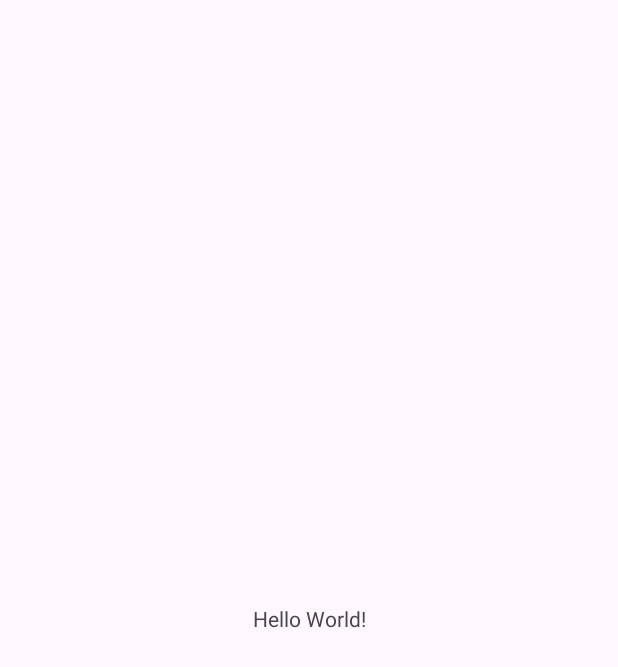
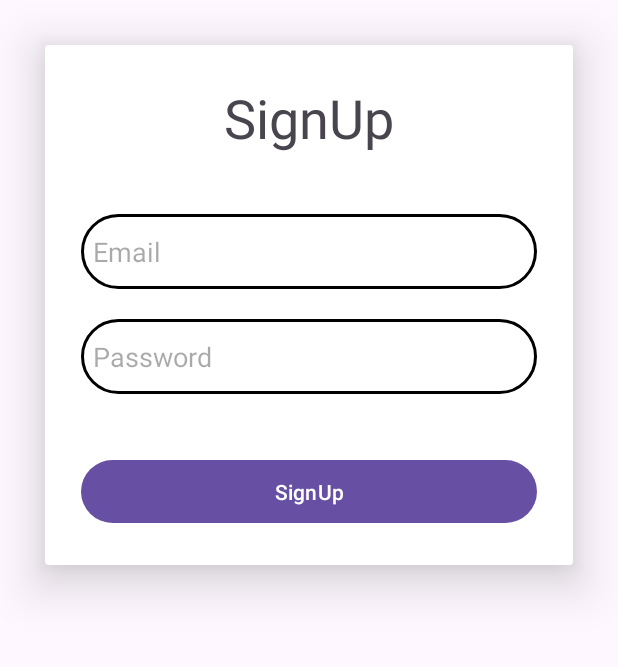
Before and after one commit to ckizp/android-app, an Android app: the screen it shows after launch (MainActivity before the commit, SignUpActivity after it), on a phone screen of 412 x 824 dp. Before the commit the part shown is almost empty. Shown: the top 667 px of the screen. Run offline under Robolectric (Android 15) with nearby library versions, the light colour scheme and no system bars; our stand-ins replace Firebase (no records; nobody signed in at launch, a user with empty details on screens opened directly).

Commit message:
Connect Firebase + activityù

```diff
--- a/app/build.gradle.kts
+++ b/app/build.gradle.kts
@@ -1,5 +1,6 @@
 plugins {
     id("com.android.application")
+    id("com.google.gms.google-services")
 }
 
 android {
@@ -36,6 +37,7 @@ dependencies {
     implementation("androidx.appcompat:appcompat:1.6.1")
     implementation("com.google.android.material:material:1.11.0")
     implementation("androidx.constraintlayout:constraintlayout:2.1.4")
+    implementation("com.google.firebase:firebase-auth:22.3.1")
     testImplementation("junit:junit:4.13.2")
     androidTestImplementation("androidx.test.ext:junit:1.1.5")
     androidTestImplementation("androidx.test.espresso:espresso-core:3.5.1")
--- /dev/null
+++ b/app/src/main/java/uqac/dim/eventmatch/SignUpActivity.java
@@ -0,0 +1,56 @@
+package uqac.dim.eventmatch;
+
+import androidx.appcompat.app.AppCompatActivity;
+
+import android.content.Intent;
+import android.os.Bundle;
+import android.widget.Button;
+import android.widget.EditText;
+import android.widget.Toast;
+
+import com.google.firebase.auth.FirebaseAuth;
+
+public class SignUpActivity extends AppCompatActivity {
+
+    private FirebaseAuth auth;
+    private EditText email;
+    private EditText password;
+    private Button signUp;
+
+    @Override
+    protected void onCreate(Bundle savedInstanceState) {
+        super.onCreate(savedInstanceState);
+        setContentView(R.layout.activity_sign_up);
+
+        auth = FirebaseAuth.getInstance();
+
+        email = findViewById(R.id.signup_email);
+        password = findViewById(R.id.signup_password);
+        signUp = findViewById(R.id.signup_button);
+
+        signUp.setOnClickListener(v -> {
+            String emailText = email.getText().toString().trim();
+            String passwordText = password.getText().toString().trim();
+
+            if(emailText.isEmpty()) {
+                email.setError("Email is required");
+            }
+            if(passwordText.isEmpty()) {
+                password.setError("Password is required");
+            }
+            else{
+                auth.createUserWithEmailAndPassword(emailText, passwordText)
+                        .addOnCompleteListener(task -> {
+                            if (task.isSuccessful()) {
+                                Toast.makeText(SignUpActivity.this, "User created", Toast.LENGTH_SHORT).show();
+                                startActivity(new Intent(SignUpActivity.this, MainActivity.class));
+                            } else {
+                                Toast.makeText(SignUpActivity.this, "Error: " + task.getException().getMessage(), Toast.LENGTH_SHORT).show();
+                            }
+                        });
+            }
+
+
+        });
+    }
+}
--- /dev/null
+++ b/app/src/main/res/drawable/custom_edittext.xml
@@ -0,0 +1,10 @@
+<?xml version="1.0" encoding="utf-8"?>
+<shape xmlns:android="http://schemas.android.com/apk/res/android"
+    android:shape="rectangle">
+
+    <stroke
+        android:width="2dp"
+        />
+    <corners
+        android:radius="30dp"/>
+</shape>
--- /dev/null
+++ b/app/src/main/res/layout/activity_sign_up.xml
@@ -0,0 +1,65 @@
+<?xml version="1.0" encoding="utf-8"?>
+<LinearLayout xmlns:android="http://schemas.android.com/apk/res/android"
+    android:layout_width="match_parent"
+    android:layout_height="match_parent"
+    android:layout_gravity="center"
+    android:orientation="vertical"
+    xmlns:app="http://schemas.android.com/apk/res-auto"
+    >
+
+    <androidx.cardview.widget.CardView
+        app:cardElevation="20dp"
+        android:layout_width="match_parent"
+        android:layout_height="wrap_content"
+        android:layout_gravity="center"
+        android:layout_margin="30dp"
+        >
+
+        <LinearLayout
+            android:layout_width="match_parent"
+            android:layout_height="wrap_content"
+            android:orientation="vertical"
+            android:layout_gravity="center_horizontal"
+            android:padding="24dp"
+            >
+
+            <TextView
+                android:layout_width="match_parent"
+                android:layout_height="wrap_content"
+                android:text="@string/signup"
+                android:textSize="36sp"
+                android:textAlignment="center"
+                />
+
+            <EditText
+                android:layout_width="match_parent"
+                android:layout_height="50dp"
+                android:hint="@string/email"
+                android:id="@+id/signup_email"
+                android:layout_marginTop="40dp"
+                android:padding="8dp"
+                android:background="@drawable/custom_edittext"
+                />
+            <EditText
+                android:layout_width="match_parent"
+                android:layout_height="50dp"
+                android:hint="@string/password"
+                android:id="@+id/signup_password"
+                android:layout_marginTop="20dp"
+                android:padding="8dp"
+                android:background="@drawable/custom_edittext"
+                />
+            <Button
+                android:layout_width="match_parent"
+                android:layout_height="50dp"
+                android:text="@string/signup"
+                android:layout_marginTop="40dp"
+                android:textColor="@android:color/white"
+                android:id="@+id/signup_button"
+                />
+
+        </LinearLayout>
+
+    </androidx.cardview.widget.CardView>
+
+</LinearLayout>
--- a/app/src/main/res/values/strings.xml
+++ b/app/src/main/res/values/strings.xml
@@ -1,3 +1,7 @@
 <resources>
     <string name="app_name">eventmatch</string>
+    <string name="signup">SignUp</string>
+    <string name="login">Login</string>
+    <string name="email">Email</string>
+    <string name="password">Password</string>
 </resources>
```
Also changed, not shown: app/src/main/AndroidManifest.xml (+9 -1 lines), app/src/main/java/uqac/dim/eventmatch/LoginActivity.java (added, +14 -0 lines), app/src/main/res/layout/activity_login.xml (added, +65 -0 lines), build.gradle.kts (+6 -1 lines).
